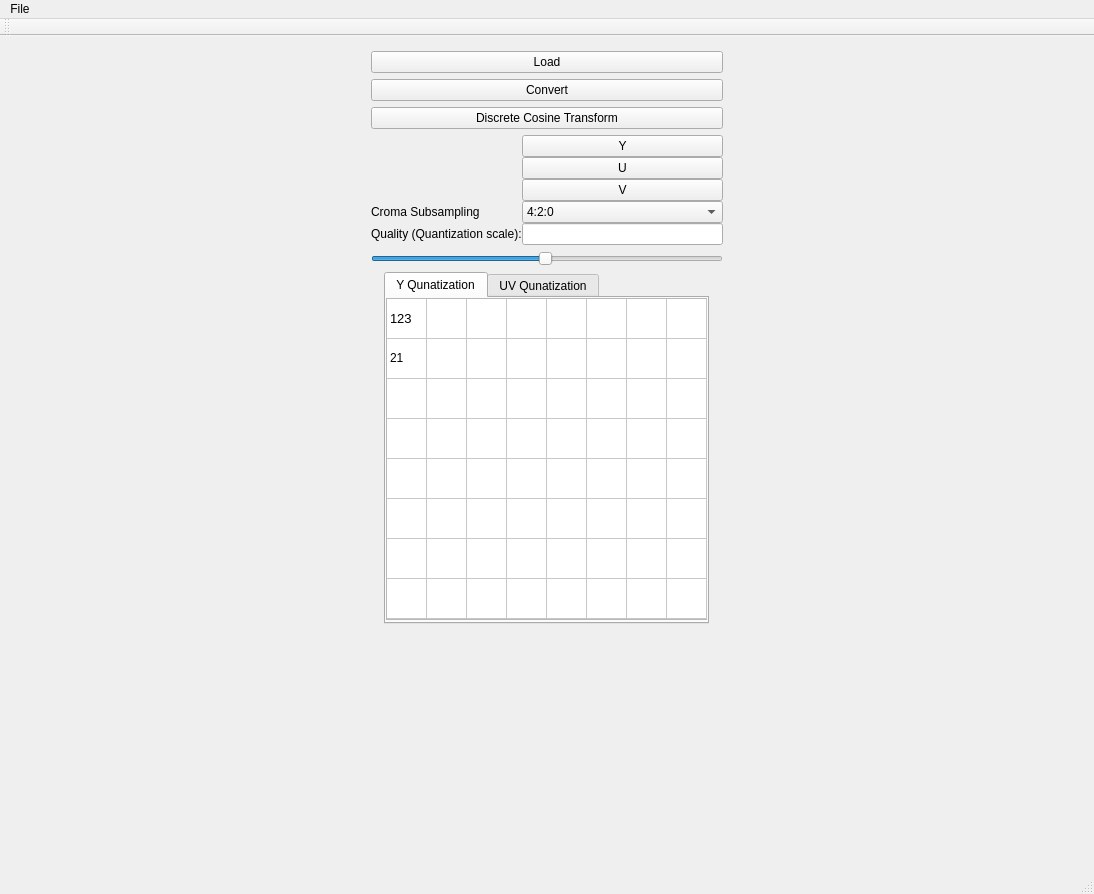
Before: the Qt Designer form assignment_2/CMPT365A2/mainwindow.ui in rafidashab/cmpt-365, drawn with Qt 5.
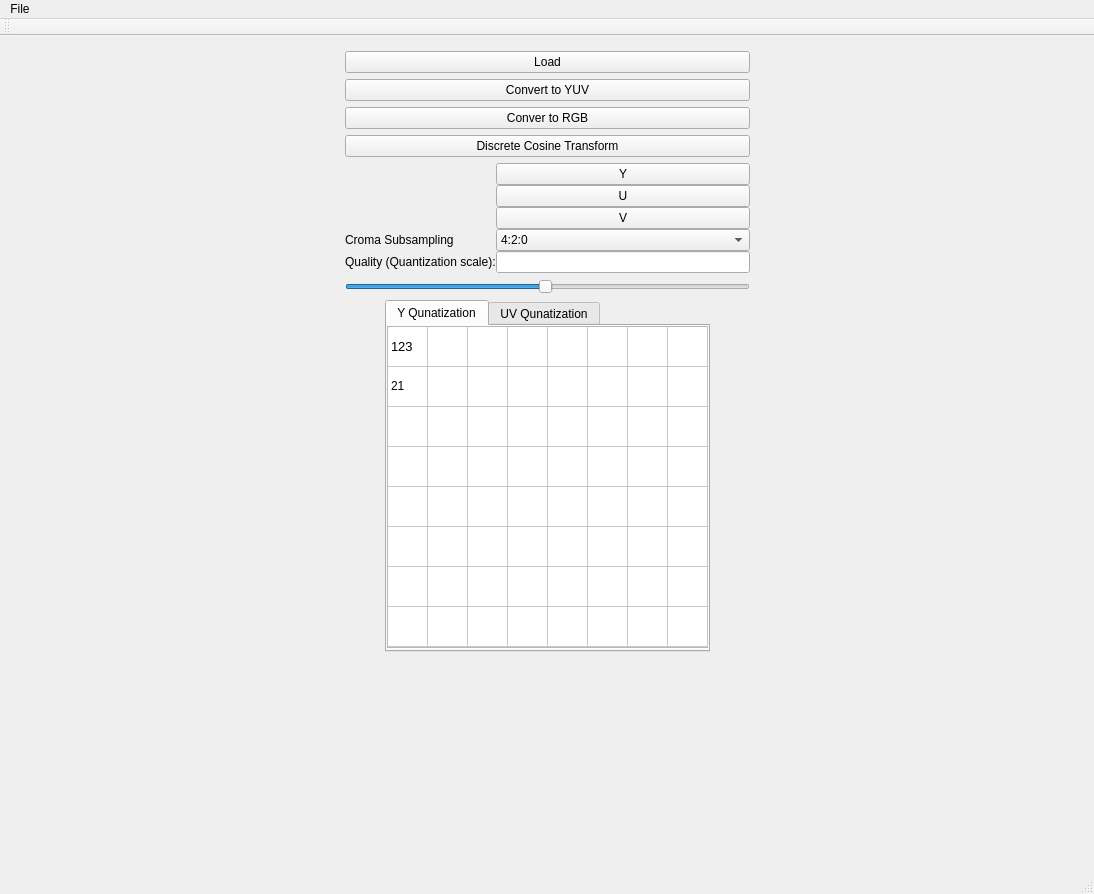
After: the same form once the commit is applied. The open tabs and pages were chosen to show the change.

```diff
--- a/assignment_2/CMPT365A2/mainwindow.ui
+++ b/assignment_2/CMPT365A2/mainwindow.ui
@@ -28,7 +28,7 @@
    </property>
    <layout class="QGridLayout" name="gridLayout_2">
     <item row="0" column="0">
-     <layout class="QHBoxLayout" name="horizontalLayout" stretch="1,1,1">
+     <layout class="QHBoxLayout" name="horizontalLayout" stretch="1,0,1">
       <property name="spacing">
        <number>4</number>
       </property>
@@ -96,7 +96,14 @@
         <item>
          <widget class="QPushButton" name="convert">
           <property name="text">
-           <string>Convert</string>
+           <string>Convert to YUV</string>
+          </property>
+         </widget>
+        </item>
+        <item>
+         <widget class="QPushButton" name="convert2rgb">
+          <property name="text">
+           <string>Conver to RGB</string>
           </property>
          </widget>
         </item>
@@ -238,7 +245,7 @@
                <rect>
                 <x>0</x>
                 <y>0</y>
-                <width>329</width>
+                <width>322</width>
                 <height>322</height>
                </rect>
               </property>
```
Left out of the diff: 36 changed lines with no effect on the pictures.
